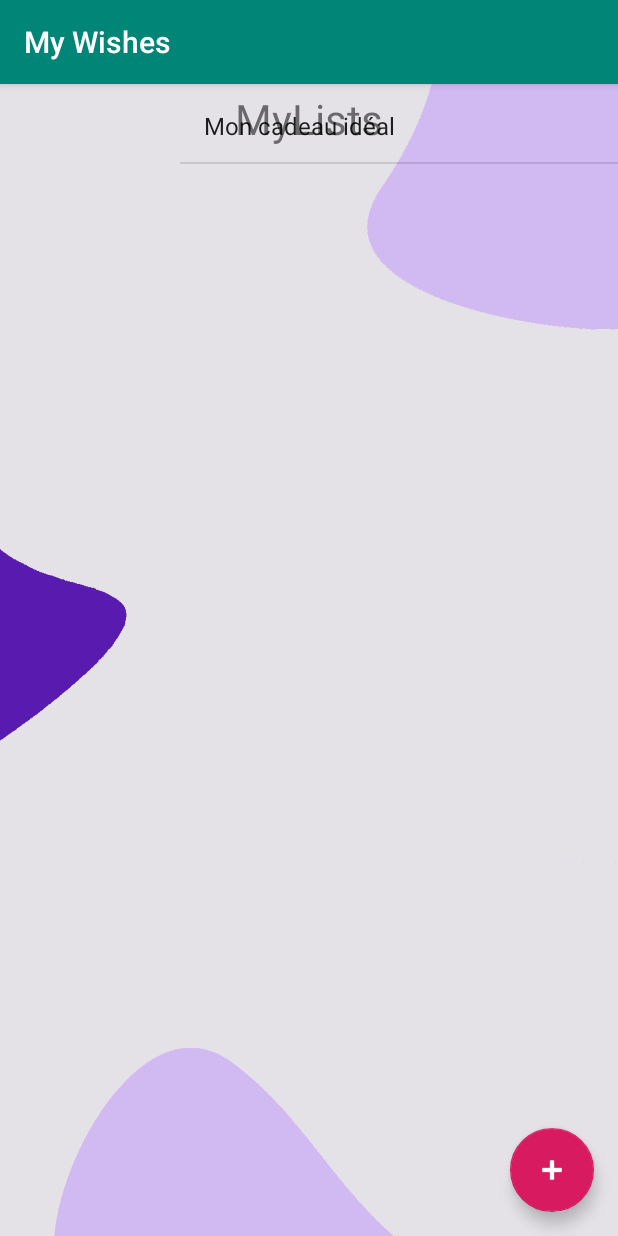
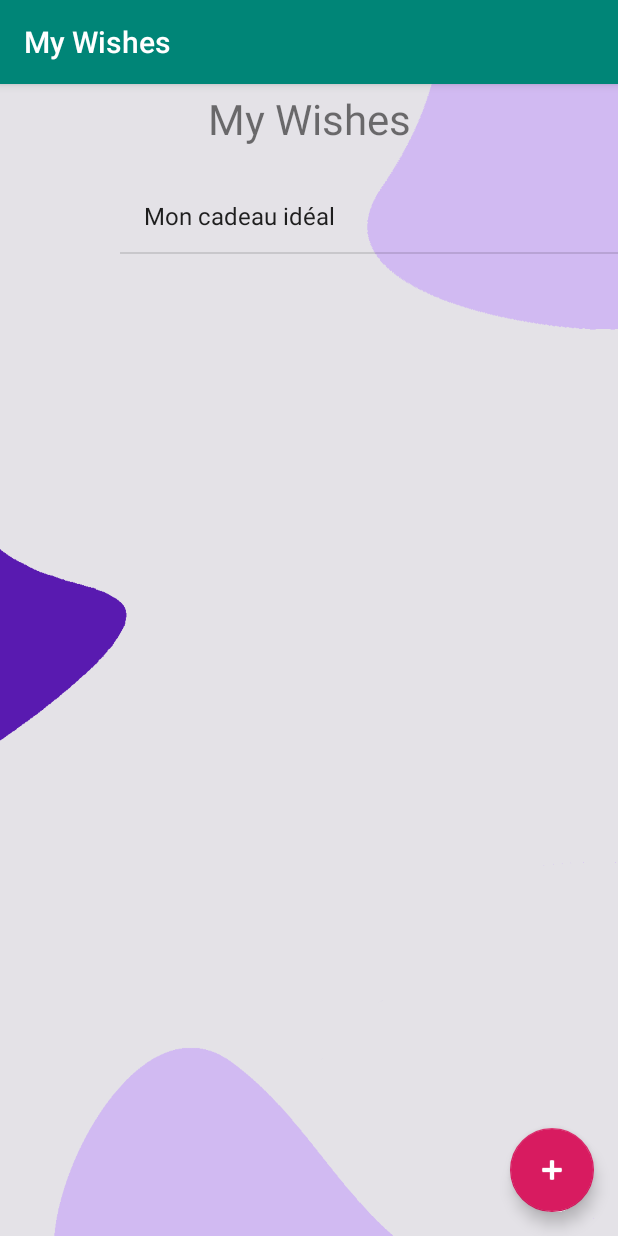
Before and after one commit to NicolasDepre/WishList, an Android app: the SeeWishesActivity screen opened directly, with no data from a screen before it, on a phone screen of 412 x 824 dp. Run offline under Robolectric (Android 15) with nearby library versions, the phone set to English and light mode, and no system bars.

Commit message:
corrections visuel see my wishes

```diff
--- a/app/src/main/java/be/LaPireTeam/wishlist/SeeWishesActivity.java
+++ b/app/src/main/java/be/LaPireTeam/wishlist/SeeWishesActivity.java
@@ -40,11 +40,13 @@ public class SeeWishesActivity extends AppCompatActivity {
 
         listView = (ListView)findViewById(R.id.see_my_wishes);
 
+        /*
         Intent intent = getIntent();
         int list_id = Integer.parseInt( intent.getStringExtra(MyListsActivity.EXTRA_ARGUMENT_LIST_ID) );
 
         Wish[] wishes = List.getWishesFromListID(list_id);
 
+         */
 
         ArrayList<String> myWishesNames = new ArrayList<>();
         /*
--- a/app/src/main/res/layout/activity_see_wishes_in_list.xml
+++ b/app/src/main/res/layout/activity_see_wishes_in_list.xml
@@ -26,8 +26,8 @@
         layout="@layout/content_see_wishes_in_list"
         android:layout_width="wrap_content"
         android:layout_height="wrap_content"
-        android:layout_marginStart="120dp"
-        android:layout_marginTop="60dp" />
+        android:layout_marginStart="80dp"
+        android:layout_marginTop="120dp" />
 
     <com.google.android.material.floatingactionbutton.FloatingActionButton
         android:id="@+id/addNewWishButton"
@@ -44,7 +44,7 @@
         android:layout_width="match_parent"
         android:layout_height="wrap_content"
         android:layout_marginTop="60dp"
-        android:text="@string/title_activity_my_lists"
+        android:text="@string/title_activity_see_wishes_in_list"
         android:textAlignment="center"
         android:textSize="28dp" />
 
```
